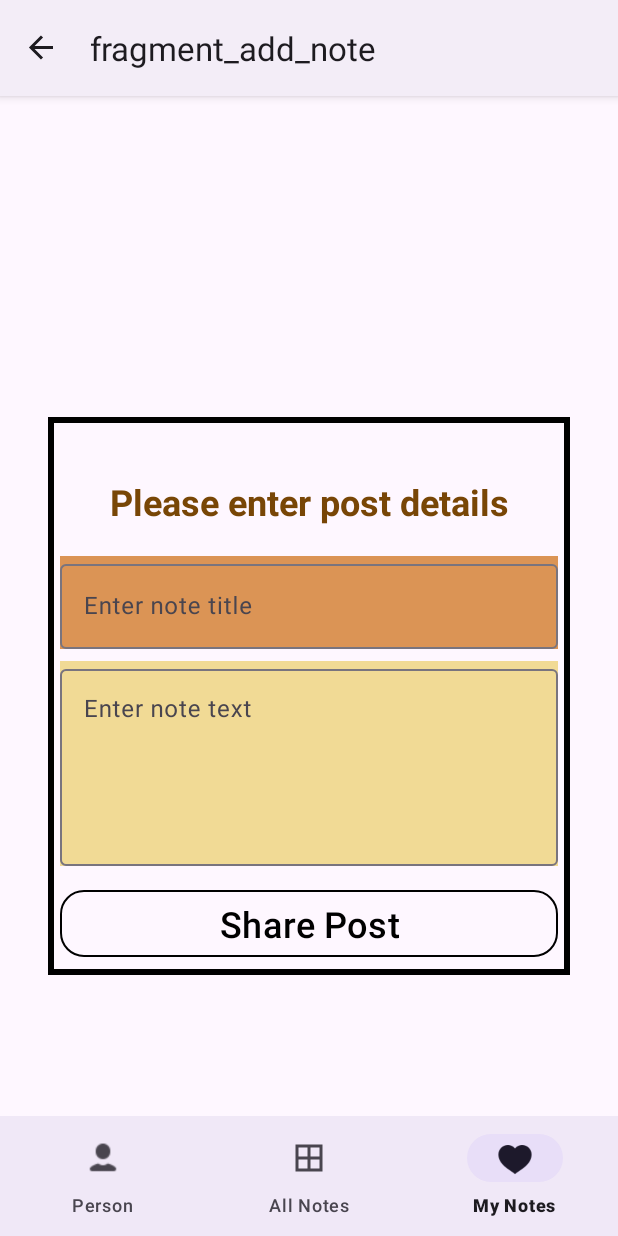
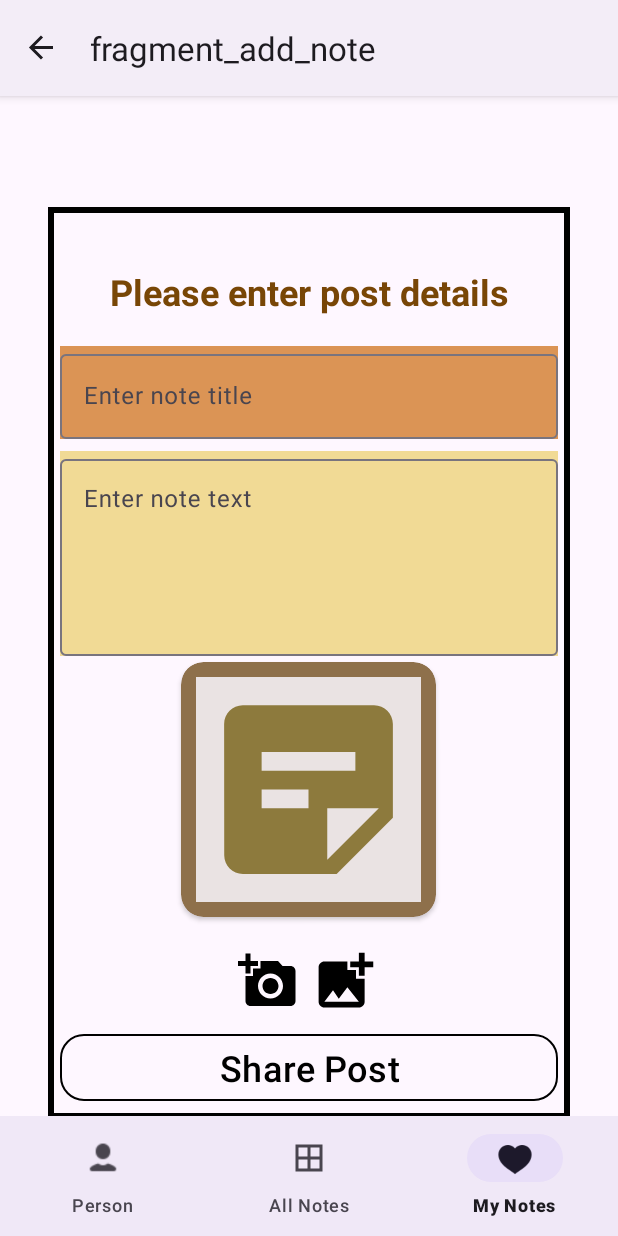
Before and after one commit to tehilarefaeli/notesProjct, an Android app: the AddNoteFragment screen opened through its navigation route, on a phone screen of 412 x 824 dp. Run offline under Robolectric (Android 15) with nearby library versions, the phone set to English and light mode, and no system bars; our stand-ins replace Firebase (no records; nobody signed in at launch, a user with empty details on screens opened directly), navigation-ui.

Commit message:
forgot in local

```diff
--- a/app/src/main/java/com/example/notesapp/AddNoteFragment.kt
+++ b/app/src/main/java/com/example/notesapp/AddNoteFragment.kt
@@ -1,14 +1,20 @@
 package com.example.notesapp
 
+import android.app.Activity
 import android.app.AlertDialog
+import android.content.Intent
+import android.graphics.Bitmap
 import androidx.fragment.app.viewModels
 import android.os.Bundle
+import android.provider.MediaStore
 import androidx.fragment.app.Fragment
 import android.view.LayoutInflater
 import android.view.View
 import android.view.ViewGroup
 import android.widget.Toast
 import androidx.activity.addCallback
+import androidx.activity.result.ActivityResultLauncher
+import androidx.activity.result.contract.ActivityResultContracts
 import androidx.navigation.fragment.findNavController
 import com.example.notesapp.activities.ui.main.Resource
 import com.example.notesapp.activities.ui.main.models.Note
@@ -18,6 +24,24 @@ import com.example.notesapp.databinding.FragmentCreateProfileBinding
 
 class AddNoteFragment : Fragment() {
     private lateinit var binding : FragmentAddNoteBinding
+    private var bitmap :Bitmap ?= null
+
+
+    private val cameraLauncher : ActivityResultLauncher<Intent> = registerForActivityResult(
+        ActivityResultContracts.StartActivityForResult()){ result ->
+        if (result.resultCode == Activity.RESULT_OK){
+            bitmap = result.data?.extras?.get("data") as? Bitmap
+            binding.profileImage.setImageBitmap(bitmap)
+        }
+    }
+
+    private val galleryLauncher : ActivityResultLauncher<Intent> = registerForActivityResult(
+        ActivityResultContracts.StartActivityForResult()){ result ->
+        if (result.resultCode == Activity.RESULT_OK){
+            bitmap = MediaStore.Images.Media.getBitmap(activity?.contentResolver, result.data?.data)
+            binding.profileImage.setImageBitmap(bitmap)
+        }
+    }
 
     companion object {
         var noteToEdit: Note? = null
@@ -58,9 +82,18 @@ class AddNoteFragment : Fragment() {
             viewModel.sharePost(
                 binding.etPostTitle.text.toString(),
                 binding.etPostContent.text.toString(),
+                bitmap,
                 noteToEdit?.id
             )
         }
+        binding.camera.setOnClickListener {
+            openCamera()
+        }
+        binding.gallery.setOnClickListener {
+            openGallery()
+        }
+
+
 
         viewModel.resourceLD.observe(viewLifecycleOwner) { resource ->
             when(resource) {
@@ -86,4 +119,16 @@ class AddNoteFragment : Fragment() {
         }
     }
 
+    private fun openGallery() {
+        val intent = Intent(Intent.ACTION_VIEW)
+        intent.type = "image/*"
+        galleryLauncher.launch(intent)
+    }
+
+    private fun openCamera() {
+        val intent = Intent(MediaStore.ACTION_IMAGE_CAPTURE)
+        cameraLauncher.launch(intent)
+    }
+
+
 }
--- a/app/src/main/java/com/example/notesapp/activities/ui/main/CreateProfileFragment.kt
+++ b/app/src/main/java/com/example/notesapp/activities/ui/main/CreateProfileFragment.kt
@@ -83,7 +83,7 @@ class CreateProfileFragment : Fragment() {
         binding?.logout?.setOnClickListener {
             FirebaseAuth.getInstance().signOut()
             sharedPreferences.user = null // Set user to null to clear information
-            findNavController().navigate(R.id.login) // Replace with your desired destination
+            findNavController().navigate(R.id.action_create_profile_to_login) // Replace with your desired destination
         }
         return binding.root
     }
--- a/app/src/main/java/com/example/notesapp/activities/ui/main/models/Note.kt
+++ b/app/src/main/java/com/example/notesapp/activities/ui/main/models/Note.kt
@@ -1,5 +1,6 @@
 package com.example.notesapp.activities.ui.main.models
 
+import android.widget.ImageView
 import java.util.Date
 
 
@@ -8,5 +9,6 @@ data class Note(
     val title: String = "",
     val content: String = "",
     val timestamp: Date = Date(),
+    val img :String?= null,
     val author: String = "" // Provide a default value for author
 )
--- a/app/src/main/res/layout/fragment_add_note.xml
+++ b/app/src/main/res/layout/fragment_add_note.xml
@@ -13,7 +13,7 @@
         android:gravity="center"
         android:orientation="vertical"
         android:padding="8dp"
-        android:layout_marginTop="150dp"
+        android:layout_marginTop="10dp"
         android:background="@drawable/border_background"
         app:layout_constraintBottom_toBottomOf="parent"
         app:layout_constraintEnd_toEndOf="parent"
@@ -56,6 +56,9 @@
 
             android:background="@color/notebackColor">
 
+
+
+
             <com.google.android.material.textfield.TextInputEditText
                 android:id="@+id/etPostContent"
                 android:layout_width="match_parent"
@@ -67,6 +70,46 @@
                 android:scrollbars="vertical" />
         </com.google.android.material.textfield.TextInputLayout>
 
+
+        <androidx.cardview.widget.CardView
+            android:layout_width="wrap_content"
+            android:layout_height="wrap_content"
+            android:layout_gravity="center"
+            android:layout_marginBottom="20dp"
+            app:cardBackgroundColor="#FF8E704B"
+            app:cardCornerRadius="15dp">
+
+
+
+            <ImageView
+                android:id="@+id/profile_image"
+                android:layout_width="150dp"
+                android:layout_height="150dp"
+                android:layout_margin="10dp"
+                android:background="#EAE3E3"
+                android:scaleType="centerCrop"
+                android:src="@drawable/baseline_sticky_note_2_24"
+                app:cardBackgroundColor="#FF8E704B" />
+        </androidx.cardview.widget.CardView>
+        <LinearLayout
+            android:layout_width="match_parent"
+            android:layout_height="wrap_content"
+            android:gravity="center">
+
+            <ImageView
+                android:id="@+id/camera"
+                android:layout_width="40dp"
+                android:layout_height="40dp"
+                android:layout_marginEnd="8dp"
+                android:src="@drawable/baseline_add_a_photo_24"/>
+
+            <ImageView
+                android:id="@+id/gallery"
+                android:src="@drawable/baseline_add_photo_alternate_24"
+                android:layout_width="46dp"
+                android:layout_height="46dp"/>
+
+        </LinearLayout>
 
         <com.google.android.material.button.MaterialButton
             android:id="@+id/btnSharePost"
--- a/app/src/main/res/values/strings.xml
+++ b/app/src/main/res/values/strings.xml
@@ -27,7 +27,7 @@
     <string name="logout">Log Out</string>
     <string name="title_activity_home">HomeActivity</string>
     <string name="title_home">Home</string>
-    <string name="title_dashboard">Dashboard</string>
-    <string name="title_notifications">Notifications</string>
+    <string name="title_dashboard">All Notes</string>
+    <string name="title_notifications">My Notes</string>
     <string name="save">Save</string>
 </resources>
```
Also changed, not shown: app/src/main/java/com/example/notesapp/AddNoteViewModel.kt (+15 -3 lines), app/src/main/java/com/example/notesapp/MyListNotesFragment.kt (+9 -2 lines), app/src/main/res/layout/fragment_list_notes.xml (+11 -8 lines), app/src/main/res/layout/note_all_item.xml (+11 -0 lines), app/src/main/res/layout/note_list_item.xml (+11 -0 lines).
